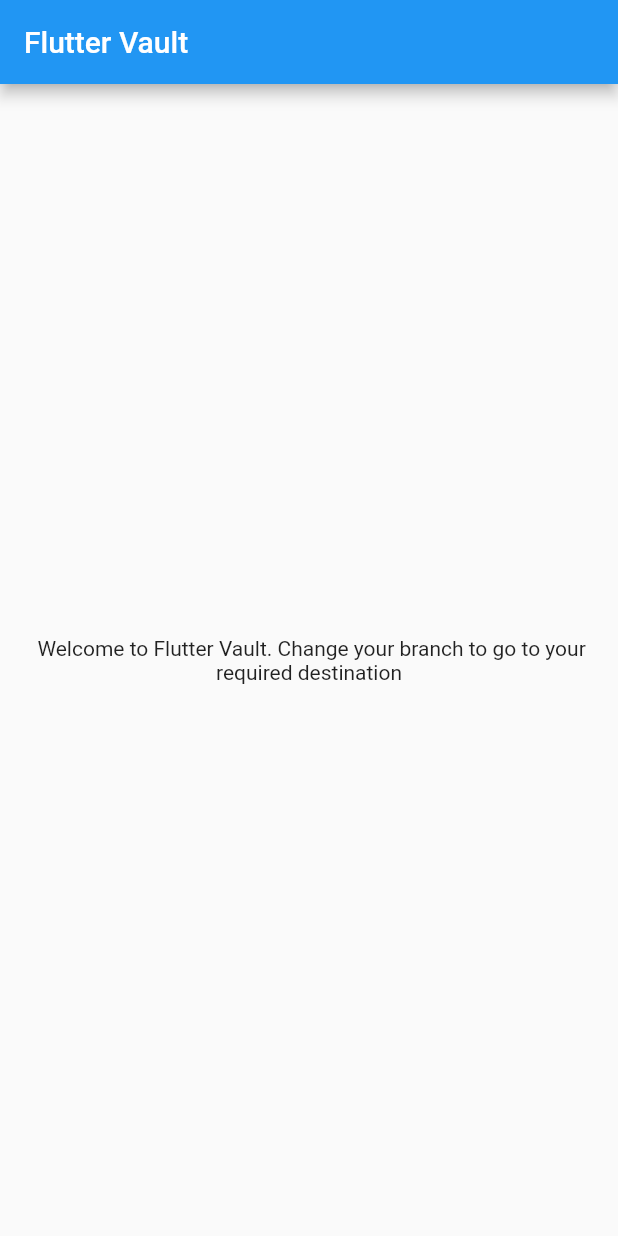
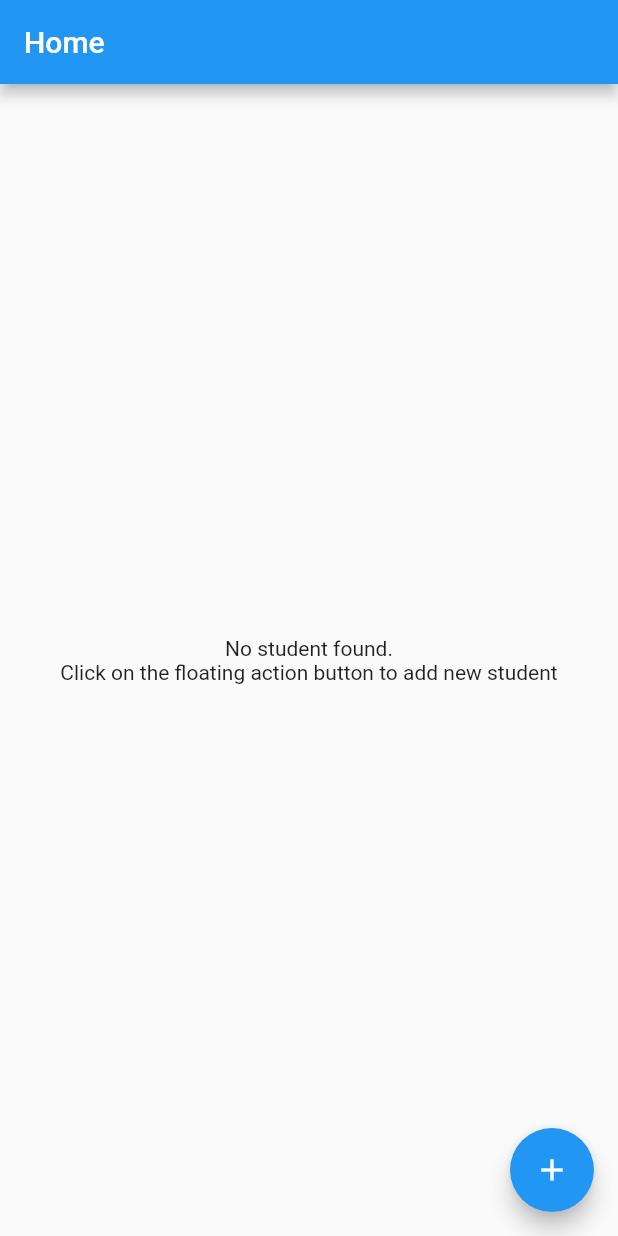
Before and after one commit to nirjanmunshi/flutter_vault, a Flutter app: the screen it shows after launch, on a phone screen of 412 x 824 dp. Run offline on Flutter 3.47's test engine with Material 2 defaults, Android fonts, the phone set to English and light mode, and no system bars; our stand-ins replace freezed_annotation; generated files the repository leaves out were written again.

Commit message:
# provider implemented

```diff
--- a/lib/main.dart
+++ b/lib/main.dart
@@ -1,4 +1,8 @@
 import 'package:flutter/material.dart';
+import 'package:flutter_vault/provider/student_data_provider.dart';
+import 'package:flutter_vault/screen/student_details.dart';
+import 'package:flutter_vault/screen/home.dart';
+import 'package:provider/provider.dart';
 
 void main() {
   runApp(MyApp());
@@ -7,41 +11,25 @@ void main() {
 class MyApp extends StatelessWidget {
   @override
   Widget build(BuildContext context) {
-    return MaterialApp(
-      title: 'Flutter Vault',
-      debugShowCheckedModeBanner: false,
-      theme: ThemeData(
-        primarySwatch: Colors.blue,
+    return MultiProvider(
+      providers: [
+        ChangeNotifierProvider<StudentDataProvider>(
+          create: (context) => StudentDataProvider(),
+          lazy: false,
+        )
+      ],
+      child: MaterialApp(
+        title: 'Flutter Vault',
+        debugShowCheckedModeBanner: false,
+        theme: ThemeData(
+          primarySwatch: Colors.blue,
+        ),
+        initialRoute: '/home',
+        routes: {
+          '/home': (_) => Home(),
+          '/addStudent': (_) => StudentDetails(),
+        },
       ),
-      home: MyHomePage(title: 'Flutter Vault'),
     );
   }
 }
-
-class MyHomePage extends StatefulWidget {
-  MyHomePage({Key key, this.title}) : super(key: key);
-
-  final String title;
-
-  @override
-  _MyHomePageState createState() => _MyHomePageState();
-}
-
-class _MyHomePageState extends State<MyHomePage> {
-  @override
-  Widget build(BuildContext context) {
-    return Scaffold(
-      appBar: AppBar(
-        title: Text(widget.title),
-      ),
-      body: Center(
-          child: Padding(
-        padding: const EdgeInsets.all(16.0),
-        child: Text(
-          ' Welcome to Flutter Vault. Change your branch to go to your required destination',
-          textAlign: TextAlign.center,
-        ),
-      )),
-    );
-  }
-}
--- /dev/null
+++ b/lib/model/student.dart
@@ -0,0 +1,15 @@
+import 'package:freezed_annotation/freezed_annotation.dart';
+
+part 'student.freezed.dart';
+part 'student.g.dart';
+
+@freezed
+abstract class Student with _$Student {
+  const factory Student({
+    @required @JsonKey(name: 'name') String name,
+    @required @JsonKey(name: 'subject') String subject,
+  }) = _Student;
+
+  factory Student.fromJson(Map<String, dynamic> json) =>
+      _$StudentFromJson(json);
+}
--- /dev/null
+++ b/lib/provider/student_data_provider.dart
@@ -0,0 +1,11 @@
+import 'package:flutter/cupertino.dart';
+import 'package:flutter_vault/model/student.dart';
+
+class StudentDataProvider extends ChangeNotifier {
+  List<Student> studentList = [];
+
+  void addStudent(Student student) {
+    studentList.add(student);
+    notifyListeners();
+  }
+}
--- /dev/null
+++ b/lib/screen/home.dart
@@ -0,0 +1,54 @@
+import 'package:flutter/material.dart';
+import 'package:flutter_vault/provider/student_data_provider.dart';
+import 'package:provider/provider.dart';
+
+class Home extends StatefulWidget {
+  @override
+  _HomeState createState() => _HomeState();
+}
+
+class _HomeState extends State<Home> {
+  @override
+  Widget build(BuildContext context) {
+    return Scaffold(
+      appBar: AppBar(
+        title: Text('Home'),
+      ),
+      floatingActionButton: FloatingActionButton(
+        child: Icon(Icons.add),
+        onPressed: () {
+          Navigator.pushNamed(context, '/addStudent');
+        },
+      ),
+      body: Container(child: Consumer<StudentDataProvider>(
+        builder: (context, provider, child) {
+          return provider.studentList.isNotEmpty
+              ? ListView.builder(
+                  itemCount: provider.studentList.length,
+                  itemBuilder: (context, index) {
+                    return ListTile(
+                      title: Text(provider.studentList[index].name),
+                      subtitle: Text(
+                          'Favorite subject is ${provider.studentList[index].subject}'),
+                      leading: Icon(Icons.play_arrow),
+                    );
+                  },
+                )
+              : emptyListWidget();
+        },
+      )),
+    );
+  }
+
+  // when there are no items present in the list. This will be shown to user
+  Widget emptyListWidget() {
+    return Center(
+        child: Padding(
+      padding: const EdgeInsets.all(16.0),
+      child: Text(
+        'No student found. \nClick on the floating action button to add new student',
+        textAlign: TextAlign.center,
+      ),
+    ));
+  }
+}
```
Also changed, not shown: lib/screen/student_details.dart (added, +99 -0 lines), pubspec.yaml (+7 -4 lines), lib/model/student.freezed.dart (added), lib/model/student.g.dart (added), pubspec.lock.
